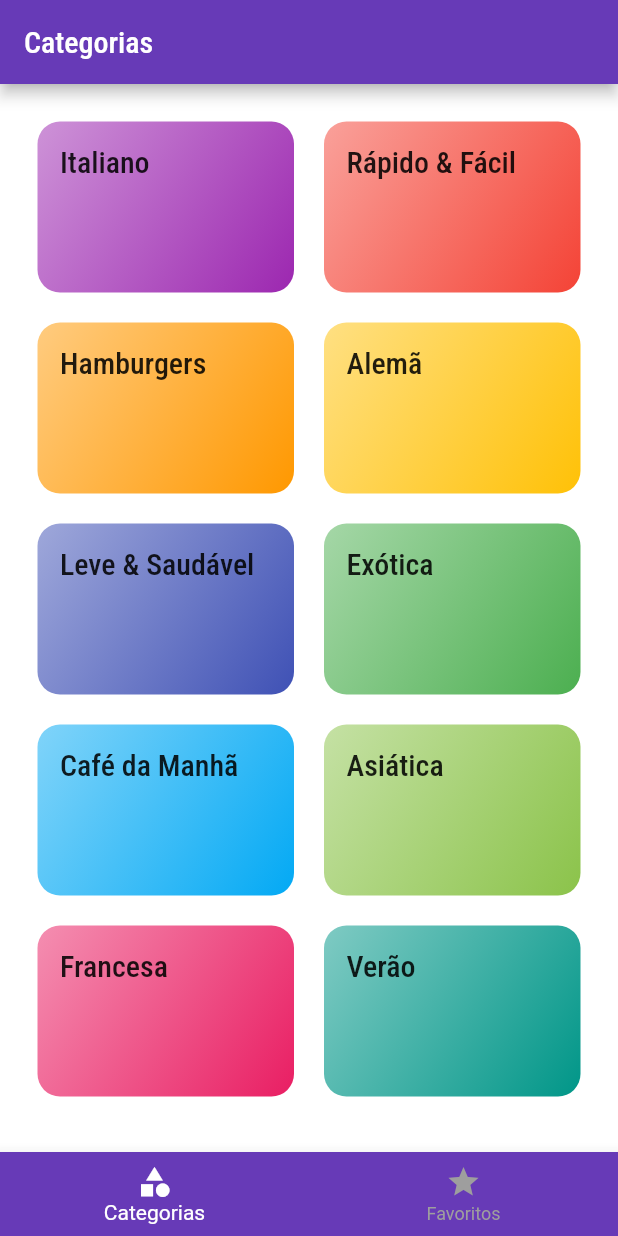
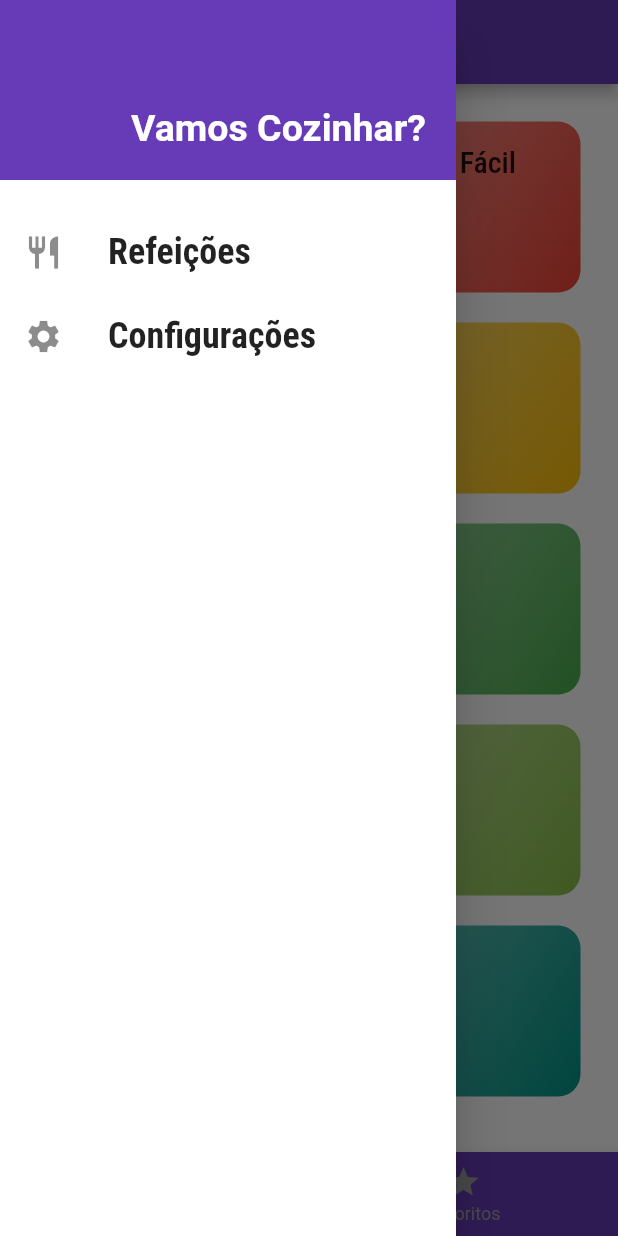
Before and after one commit to LucianaNDCazzo/Flutter, a Flutter app: the screen it shows after launch, with the side drawer open (before the commit the screen has no drawer), on a phone screen of 412 x 824 dp. Run offline on Flutter 3.47's test engine with Material 2 defaults, Android fonts, the phone set to English and light mode, and no system bars.

Commit message:
feat: drawer-style

```diff
--- /dev/null
+++ b/meals/lib/components/main_drawer.dart
@@ -0,0 +1,53 @@
+import 'package:flutter/material.dart';
+
+class MainDrawer extends StatelessWidget {
+  const MainDrawer({super.key});
+
+  Widget _createItem(IconData icon, String label) {
+    return ListTile(
+      leading: Icon(
+        icon,
+        size: 26,
+      ),
+      title: Text(
+        label,
+        style: const TextStyle(
+          fontFamily: 'RobotoCondensed',
+          fontSize: 24,
+          fontWeight: FontWeight.bold,
+        ),
+      ),
+      onTap: () {},
+    );
+  }
+
+  @override
+  Widget build(BuildContext context) {
+    return Drawer(
+      child: Column(
+        children: [
+          Container(
+            height: 120,
+            width: double.infinity,
+            padding: const EdgeInsets.all(20),
+            color: Theme.of(context).colorScheme.primary,
+            alignment: Alignment.bottomRight,
+            child: const Text(
+              'Vamos Cozinhar?',
+              style: TextStyle(
+                fontWeight: FontWeight.w600,
+                fontSize: 25,
+                color: Colors.white,
+              ),
+            ),
+          ),
+          const SizedBox(
+            height: 20,
+          ),
+          _createItem(Icons.restaurant, 'Refeições'),
+          _createItem(Icons.settings, 'Configurações'),
+        ],
+      ),
+    );
+  }
+}
--- a/meals/lib/screens/tabs_screen.dart
+++ b/meals/lib/screens/tabs_screen.dart
@@ -1,4 +1,5 @@
 import 'package:flutter/material.dart';
+import 'package:meals/components/main_drawer.dart';
 import 'package:meals/screens/categories_screen.dart';
 import 'package:meals/screens/favorite_screen.dart';
 
@@ -30,6 +31,7 @@ class _TabsScreenState extends State<TabsScreen> {
           _screens[_selectedScreenIndex]['title'] as String,
         ),
       ),
+      drawer: const MainDrawer(),
       body: _screens[_selectedScreenIndex]['screen'] as Widget,
       bottomNavigationBar: BottomNavigationBar(
         onTap: _selectScreen,
```
